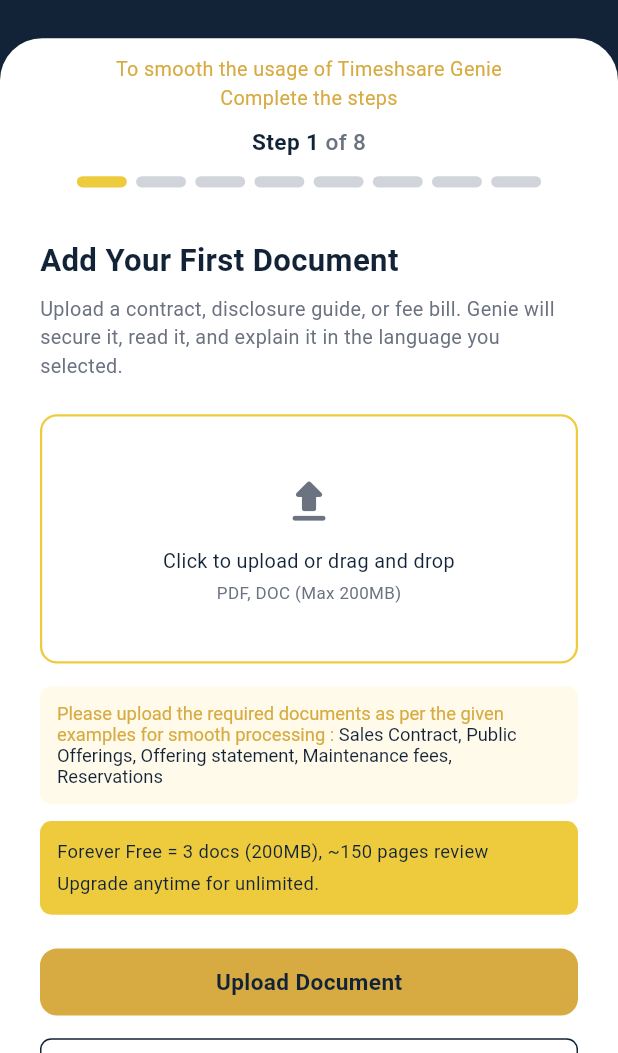
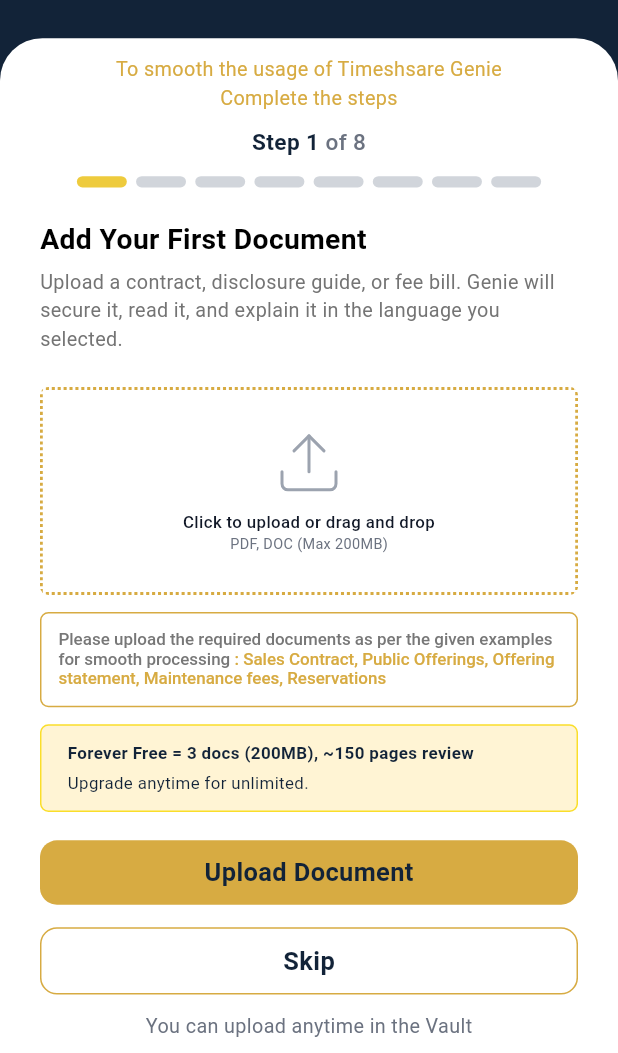
Before and after one commit to RubaidSM09/timeshare_secrets, a Flutter app: the SetProfileDocsView screen opened by its route, after a tap on "Continue With Documents", on a phone screen of 412 x 824 dp, the part 183-1236 px from its top. Run offline on Flutter 3.47's test engine with Material 3 defaults, Android fonts, the phone set to English and light mode, and no system bars; drawn by our look-alikes of dotted_border; our stand-ins replace flutter_screenutil, flutter_svg, get, google_fonts.

Commit message:
some small polishes

```diff
--- a/lib/app/modules/set_profile_docs/views/add_document_step_view.dart
+++ b/lib/app/modules/set_profile_docs/views/add_document_step_view.dart
@@ -1,5 +1,7 @@
+import 'package:dotted_border/dotted_border.dart';
 import 'package:flutter/material.dart';
 import 'package:flutter_screenutil/flutter_screenutil.dart';
+import 'package:flutter_svg/flutter_svg.dart';
 
 import 'package:get/get.dart';
 import 'package:timeshare_secrets/app/modules/set_profile_docs/controllers/set_profile_docs_controller.dart';
@@ -19,8 +21,6 @@
             constraints: BoxConstraints(
               minHeight: constraints.maxHeight,
             ),
-            child: Padding(
-              padding: EdgeInsets.only(top: 24.h, bottom: 24.h),
             child: Column(
               crossAxisAlignment: CrossAxisAlignment.start,
               children: [
@@ -28,20 +28,18 @@
                 Text(
                   'Add Your First Document',
                   style: h2.copyWith(
-                      color: AppColors.normalBlue,
-                      fontSize: 22.sp,
+                    color: AppColors.tsBlack,
+                    fontSize: 20.sp,
                   ),
                 ),
 
-                  SizedBox(height: 8.h),
+                SizedBox(height: 6.h),
 
                 // Subtitle
                 Text(
-                    'Upload a contract, disclosure guide, or fee bill. Genie '
-                        'will secure it, read it, and explain it in the language you '
-                        'selected.',
+                  'Upload a contract, disclosure guide, or fee bill. Genie will secure it, read it, and explain it in the language you selected.',
                   style: h4.copyWith(
-                      color: AppColors.tsGray,
+                    color: AppColors.textColor19,
                     fontSize: 14.sp,
                   ),
                 ),
@@ -51,72 +49,81 @@
                 // Upload area
                 Container(
                   width: double.infinity,
-                    padding: EdgeInsets.symmetric(
-                      vertical: 40.h,
+                  decoration: BoxDecoration(
+                    borderRadius: BorderRadius.circular(6.r),
                   ),
-                    decoration: BoxDecoration(
-                      borderRadius: BorderRadius.circular(12.r),
-                      border: Border.all(
-                        color: AppColors.containerColor8, // your yellow
-                        width: 1.5,
+                  child: ClipRRect(
+                    borderRadius: BorderRadius.circular(6.r),
+                    child: DottedBorder(
+                      options: RectDottedBorderOptions(
+                        dashPattern: [2.w, 2.h],
+                        strokeWidth: 4.r,
+                        color: AppColors.textColor1,
                       ),
+                      child: Padding(
+                        padding: EdgeInsets.all(26.r),
+                        child: Center(
+                          child: Column(
+                            children: [
+                              SvgPicture.asset(
+                                'assets/images/set_profile_docs/upload.svg',
                               ),
-                    child: Column(
-                      mainAxisSize: MainAxisSize.min,
-                      children: [
-                        Icon(
-                          Icons.upload_rounded,
-                          size: 40.r,
-                          color: AppColors.tsGray,
-                        ),
-                        SizedBox(height: 12.h),
+
+                              SizedBox(height: 8.h),
+
                               Text(
                                 'Click to upload or drag and drop',
-                          style: h4.copyWith(
-                            color: AppColors.normalBlue,
-                            fontSize: 14.sp,
+                                style: h3.copyWith(
+                                  color: AppColors.textColor20,
+                                  fontSize: 11.9.sp,
                                 ),
                                 textAlign: TextAlign.center,
                               ),
-                        SizedBox(height: 4.h),
+
                               Text(
                                 'PDF, DOC (Max 200MB)',
                                 style: h4.copyWith(
                                   color: AppColors.tsGray,
-                            fontSize: 12.sp,
+                                  fontSize: 10.2.sp,
                                 ),
                               ),
                             ],
                           ),
                         ),
+                      ),
+                    ),
+                  ),
+                ),
 
-                  SizedBox(height: 16.h),
+                SizedBox(height: 12.h),
 
                 // Info box: examples
                 Container(
                   width: double.infinity,
                   padding: EdgeInsets.all(12.r),
                   decoration: BoxDecoration(
-                      borderRadius: BorderRadius.circular(8.r),
-                      color: AppColors.containerColor1, // light yellow-ish bg
+                    borderRadius: BorderRadius.circular(6.r),
+                    border: Border.all(
+                      color: AppColors.textColor1,
+                    )
                   ),
                   child: RichText(
                     text: TextSpan(
-                        style: h4.copyWith(
-                          color: AppColors.textColor1,
-                          fontSize: 13.sp,
+                      style: h3.copyWith(
+                        color: AppColors.textColor10,
+                        fontSize: 12.sp,
                       ),
                       children: [
                         const TextSpan(
                           text:
-                            'Please upload the required documents as per the given examples for smooth processing : ',
+                          'Please upload the required documents as per the given examples for smooth processing ',
                         ),
                         TextSpan(
                           text:
-                            'Sales Contract, Public Offerings, Offering statement, Maintenance fees, Reservations',
-                            style: h4.copyWith(
-                              color: AppColors.normalBlue,
-                              fontSize: 13.sp,
+                          ': Sales Contract, Public Offerings, Offering statement, Maintenance fees, Reservations',
+                          style: h3.copyWith(
+                            color: AppColors.textColor1,
+                            fontSize: 12.sp,
                           ),
                         ),
                       ],
@@ -129,48 +136,50 @@
                 // Info box: Forever Free
                 Container(
                   width: double.infinity,
-                    padding: EdgeInsets.all(12.r),
+                  padding: EdgeInsets.symmetric(horizontal: 17.w, vertical: 11.h,),
                   decoration: BoxDecoration(
-                      borderRadius: BorderRadius.circular(8.r),
-                      color: AppColors.containerColor8, // main yellow
+                    borderRadius: BorderRadius.circular(6.r),
+                    color: AppColors.containerColor10,
+                    border: Border.all(
+                      color: AppColors.borderColor6,
+                    )
                   ),
                   child: Column(
                     crossAxisAlignment: CrossAxisAlignment.start,
                     children: [
                       Text(
                         'Forever Free = 3 docs (200MB), ~150 pages review',
-                          style: h4.copyWith(
+                        style: h2.copyWith(
                           color: AppColors.normalBlue,
-                            fontSize: 13.sp,
+                          fontSize: 12.sp,
                         ),
                       ),
+
                       SizedBox(height: 4.h),
+
                       Text(
                         'Upgrade anytime for unlimited.',
                         style: h4.copyWith(
                           color: AppColors.normalBlue,
-                            fontSize: 13.sp,
+                          fontSize: 11.9.sp,
                         ),
                       ),
                     ],
                   ),
                 ),
 
-                  SizedBox(height: 24.h),
+                SizedBox(height: 20.h),
 
                 // Upload Document button
                 CustomButton(
-                    padding: EdgeInsets.symmetric(
-                      horizontal: 30.w,
-                      vertical: 12.h,
-                    ),
-                    color: AppColors.textColor1, // golden
+                  padding: EdgeInsets.all(10.r),
+                  color: AppColors.textColor1,
                   buttonContent: Center(
                     child: Text(
                       'Upload Document',
                       style: h2.copyWith(
                         color: AppColors.normalBlue,
-                          fontSize: 16.sp,
+                        fontSize: 18.sp,
                       ),
                     ),
                   ),
@@ -182,49 +191,37 @@
                 SizedBox(height: 16.h),
 
                 // Skip button (outlined-style)
-                  GestureDetector(
-                    onTap: () {
-                      controller.goNext();
-                    },
-                    child: Container(
-                      width: double.infinity,
-                      padding: EdgeInsets.symmetric(
-                        horizontal: 30.w,
-                        vertical: 12.h,
+                CustomButton(
+                  padding: EdgeInsets.all(10.r),
+                  border: Border.all(
+                    color: AppColors.textColor1,
                   ),
-                      decoration: BoxDecoration(
-                        borderRadius: BorderRadius.circular(8.r),
-                        color: AppColors.tsWhite,
-                        border: Border.all(
-                          color: AppColors.normalBlue,
-                          width: 1,
-                        ),
-                      ),
-                      child: Center(
+                  buttonContent: Center(
                     child: Text(
                       'Skip',
                       style: h2.copyWith(
                         color: AppColors.normalBlue,
-                            fontSize: 16.sp,
+                        fontSize: 18.sp,
                       ),
                     ),
                   ),
-                    ),
+                  onTap: () {
+                    // TODO: implement upload logic
+                  },
                 ),
 
-                  SizedBox(height: 8.h),
+                SizedBox(height: 12.h),
 
                 Center(
                   child: Text(
                     'You can upload anytime in the Vault',
                     style: h4.copyWith(
                       color: AppColors.tsGray,
-                        fontSize: 12.sp,
+                      fontSize: 14.sp,
                     ),
                   ),
                 ),
               ],
-              ),
             ),
           ),
         );
--- a/lib/app/modules/set_profile_docs/views/set_profile_docs_view.dart
+++ b/lib/app/modules/set_profile_docs/views/set_profile_docs_view.dart
@@ -74,7 +74,7 @@
                         stepTracker: controller.stepTracker,
                       ),
 
-                      SizedBox(height: 12.h),
+                      SizedBox(height: 22.h),
 
                       // PageView with all steps (position of tracker is fixed)
                       Expanded(
--- a/lib/common/app_colors.dart
+++ b/lib/common/app_colors.dart
@@ -64,6 +64,10 @@
   static const Color textColor16 = Color(0xFF797979);
   static const Color textColor17 = Color(0xFF1D3856);
   static const Color textColor18 = Color(0xFF7C7C7C);
+  static const Color textColor19 = Color(0xFF747474);
+  static const Color textColor20 = Color(0xFF111827);
+  static const Color textColor21 = Color(0xFF4B5563);
+  static const Color textColor22 = Color(0xFF767676);
 
 
 
@@ -77,6 +81,7 @@
   static const Color containerColor7 = Color(0xFFE5F3FE);
   static const Color containerColor8 = Color(0xFFEECB3D);
   static const Color containerColor9 = Color(0xFFD1D5DB);
+  static const Color containerColor10 = Color(0xFFFFF4D4);
 
 
 
@@ -86,6 +91,7 @@
   static const Color borderColor3 = Color(0xFF475467);
   static const Color borderColor4 = Color(0xFFA7A7A7);
   static const Color borderColor5 = Color(0xFFA9A9A9);
+  static const Color borderColor6 = Color(0xFFFADE2A);
 
 
 
```
Also changed, not shown: lib/app/modules/home/views/home_view.dart (+129 -21 lines), lib/app/modules/profile/views/subscription_plans_view.dart (+13 -22 lines), lib/app/modules/set_profile_docs/views/developer_companies_step_view.dart (+89 -46 lines), lib/app/modules/set_profile_docs/views/meet_genie_step_view.dart (+5 -3 lines), assets/images/set_profile_docs/upload.svg (added). Lines whose indentation alone changed are shown as unchanged.
